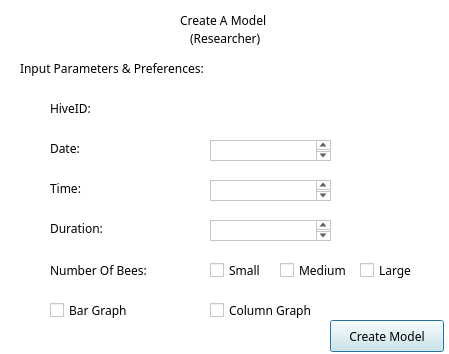
Before: the Qt Designer form LoginGUI/createmodel.ui in ShihoVN/HiveChime, drawn with Qt 5.
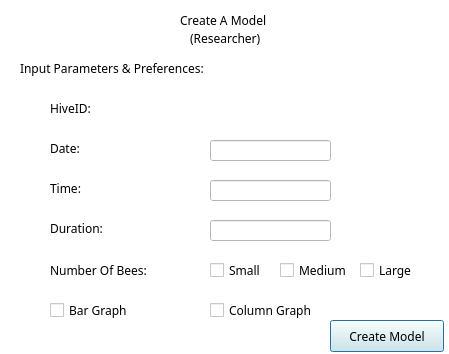
After: the same form once the commit is applied.

Diff of the .ui file:
```diff
--- a/LoginGUI/createmodel.ui
+++ b/LoginGUI/createmodel.ui
@@ -545,36 +545,6 @@
     <string>Date:</string>
    </property>
   </widget>
-  <widget class="QTextEdit" name="textEdit">
-   <property name="geometry">
-    <rect>
-     <x>210</x>
-     <y>140</y>
-     <width>121</width>
-     <height>21</height>
-    </rect>
-   </property>
-  </widget>
-  <widget class="QTextEdit" name="textEdit_2">
-   <property name="geometry">
-    <rect>
-     <x>210</x>
-     <y>180</y>
-     <width>121</width>
-     <height>21</height>
-    </rect>
-   </property>
-  </widget>
-  <widget class="QTextEdit" name="textEdit_3">
-   <property name="geometry">
-    <rect>
-     <x>210</x>
-     <y>220</y>
-     <width>121</width>
-     <height>21</height>
-    </rect>
-   </property>
-  </widget>
   <widget class="QLabel" name="label_6">
    <property name="geometry">
     <rect>
@@ -1198,6 +1168,36 @@
     <string/>
    </property>
   </widget>
+  <widget class="QLineEdit" name="lineEdit">
+   <property name="geometry">
+    <rect>
+     <x>210</x>
+     <y>140</y>
+     <width>121</width>
+     <height>21</height>
+    </rect>
+   </property>
+  </widget>
+  <widget class="QLineEdit" name="lineEdit_2">
+   <property name="geometry">
+    <rect>
+     <x>210</x>
+     <y>180</y>
+     <width>121</width>
+     <height>21</height>
+    </rect>
+   </property>
+  </widget>
+  <widget class="QLineEdit" name="lineEdit_3">
+   <property name="geometry">
+    <rect>
+     <x>210</x>
+     <y>220</y>
+     <width>121</width>
+     <height>21</height>
+    </rect>
+   </property>
+  </widget>
  </widget>
  <resources/>
  <connections/>
```
